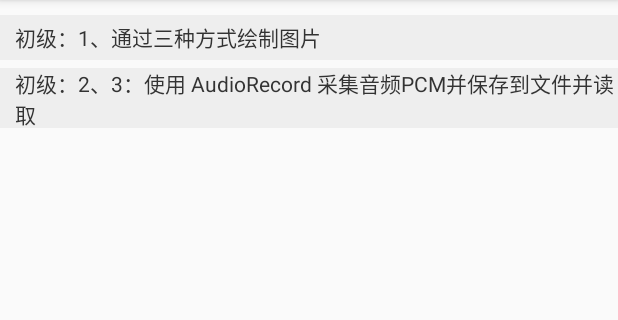
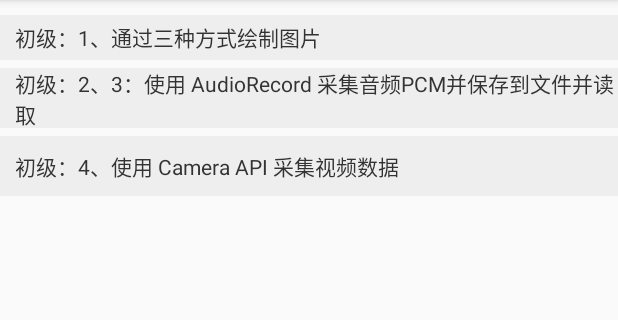
Before and after one commit to YAragon/AVDemo, an Android app: the screen it shows after launch (MainActivity), on a phone screen of 412 x 824 dp, the part 84-404 px from its top. Run offline under Robolectric (Android 15) with nearby library versions, the phone set to English and light mode, and no system bars.

Commit message:
//使用 Camera API 采集视频数据

```diff
--- a/app/src/main/java/com/high/bigger/MainActivity.java
+++ b/app/src/main/java/com/high/bigger/MainActivity.java
@@ -5,6 +5,7 @@ import android.support.v7.app.AppCompatActivity;
 import android.view.View;
 
 import com.primary.one.AudioRecordTrackActivity;
+import com.primary.one.CameraSurfaceActivity;
 import com.primary.one.ThreeWaysToShowImageActivity;
 
 public class MainActivity extends AppCompatActivity implements View.OnClickListener {
@@ -15,6 +16,7 @@ public class MainActivity extends AppCompatActivity implements View.OnClickListe
         setContentView(R.layout.activity_main);
         findViewById(R.id.primary_one).setOnClickListener(this);
         findViewById(R.id.primary_two).setOnClickListener(this);
+        findViewById(R.id.primary_four).setOnClickListener(this);
     }
 
     @Override
@@ -28,6 +30,9 @@ public class MainActivity extends AppCompatActivity implements View.OnClickListe
                 AudioRecordTrackActivity.launch(this);
                 break;
 
+            case R.id.primary_four:
+                CameraSurfaceActivity.launch(this);
+                break;
         }
     }
 }
--- a/app/src/main/res/layout/activity_main.xml
+++ b/app/src/main/res/layout/activity_main.xml
@@ -28,4 +28,16 @@
         android:text="初级：2、3：使用 AudioRecord 采集音频PCM并保存到文件并读取"
         android:textColor="#333333" />
 
+    <TextView
+        android:id="@+id/primary_four"
+        android:layout_width="match_parent"
+        android:layout_height="40dp"
+        android:layout_marginTop="5dp"
+        android:background="#eeeeee"
+        android:gravity="center|left"
+        android:paddingLeft="10dp"
+        android:text="初级：4、使用 Camera API 采集视频数据"
+        android:textColor="#333333" />
+
+
 </LinearLayout>
```
Also changed, not shown: module_primary/src/main/AndroidManifest.xml (+7 -2 lines), module_primary/src/main/java/com/primary/one/CameraSurfaceActivity.java (added, +114 -0 lines), module_primary/src/main/res/layout/activity_camera_surface.xml (added, +17 -0 lines).
